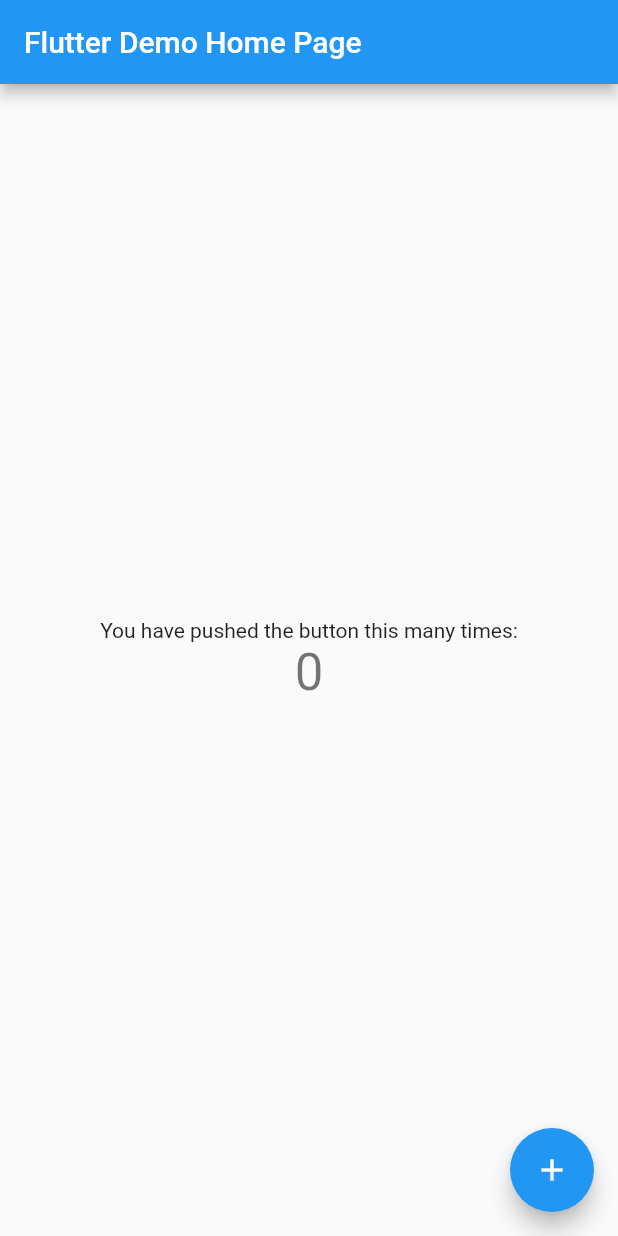
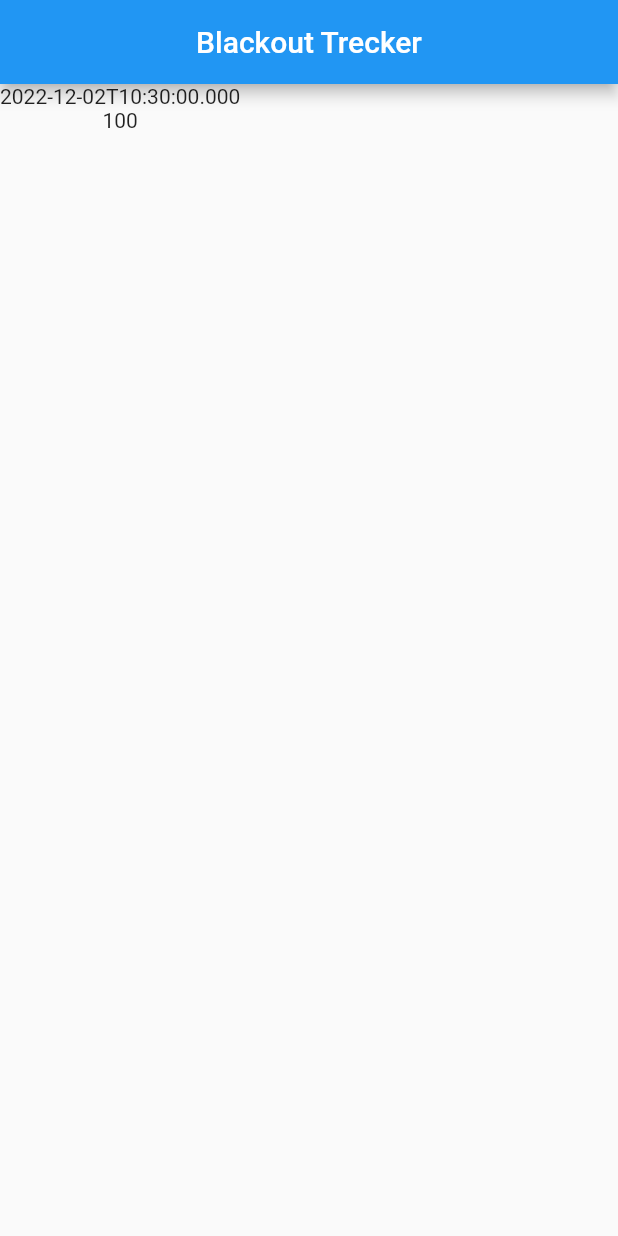
Before and after one commit to Maks-Kyrychok/blackout_tracker, a Flutter app: the screen it shows after launch, on a phone screen of 412 x 824 dp. Run offline on Flutter 3.47's test engine with Material 2 defaults, Android fonts, the phone set to English and light mode, and no system bars; our stand-ins replace battery_plus.

Commit message:
add battery level and time

```diff
--- /dev/null
+++ b/lib/blackout_trecker_screen.dart
@@ -0,0 +1,70 @@
+import 'package:flutter/material.dart';
+import 'package:battery_plus/battery_plus.dart';
+
+class BlackoutTreckerScreen extends StatelessWidget {
+  const BlackoutTreckerScreen({Key? key}) : super(key: key);
+
+  @override
+  Widget build(BuildContext context) {
+    return Scaffold(
+      appBar: AppBar(
+        title: const Text('Blackout Trecker'),
+        centerTitle: true,
+      ),
+      body: Column(children: const [
+        GetDataTimeWidget(),
+        GetBatteryWidget(),
+      ]),
+    );
+  }
+}
+
+class GetDataTimeWidget extends StatefulWidget {
+  const GetDataTimeWidget({Key? key}) : super(key: key);
+
+  @override
+  State<GetDataTimeWidget> createState() => _GetDataTimeWidgetState();
+}
+
+class _GetDataTimeWidgetState extends State<GetDataTimeWidget> {
+  @override
+  void initState() {
+    super.initState();
+  }
+
+  @override
+  Widget build(BuildContext context) {
+    DateTime currentTime = DateTime.now();
+    return Text(currentTime.toIso8601String());
+  }
+}
+
+class GetBatteryWidget extends StatefulWidget {
+  const GetBatteryWidget({super.key});
+
+  @override
+  State<GetBatteryWidget> createState() => _GetBatteryWidgetState();
+}
+
+class _GetBatteryWidgetState extends State<GetBatteryWidget> {
+  var battery = Battery();
+  int percentage = 0;
+
+  @override
+  void initState() {
+    super.initState();
+    getBatteryPerentage();
+  }
+
+  void getBatteryPerentage() async {
+    final level = await battery.batteryLevel;
+    percentage = level;
+
+    setState(() {});
+  }
+
+  @override
+  Widget build(BuildContext context) {
+    return Text('$percentage');
+  }
+}
--- a/lib/main.dart
+++ b/lib/main.dart
@@ -1,115 +1,7 @@
 import 'package:flutter/material.dart';
 
+import 'blackout_trecker_screen.dart';
+
 void main() {
-  runApp(const MyApp());
+  runApp(const MaterialApp(home: BlackoutTreckerScreen()));
 }
-
-class MyApp extends StatelessWidget {
-  const MyApp({Key? key}) : super(key: key);
-
-  // This widget is the root of your application.
-  @override
-  Widget build(BuildContext context) {
-    return MaterialApp(
-      title: 'Flutter Demo',
-      theme: ThemeData(
-        // This is the theme of your application.
-        //
-        // Try running your application with "flutter run". You'll see the
-        // application has a blue toolbar. Then, without quitting the app, try
-        // changing the primarySwatch below to Colors.green and then invoke
-        // "hot reload" (press "r" in the console where you ran "flutter run",
-        // or simply save your changes to "hot reload" in a Flutter IDE).
-        // Notice that the counter didn't reset back to zero; the application
-        // is not restarted.
-        primarySwatch: Colors.blue,
-      ),
-      home: const MyHomePage(title: 'Flutter Demo Home Page'),
-    );
-  }
-}
-
-class MyHomePage extends StatefulWidget {
-  const MyHomePage({Key? key, required this.title}) : super(key: key);
-
-  // This widget is the home page of your application. It is stateful, meaning
-  // that it has a State object (defined below) that contains fields that affect
-  // how it looks.
-
-  // This class is the configuration for the state. It holds the values (in this
-  // case the title) provided by the parent (in this case the App widget) and
-  // used by the build method of the State. Fields in a Widget subclass are
-  // always marked "final".
-
-  final String title;
-
-  @override
-  State<MyHomePage> createState() => _MyHomePageState();
-}
-
-class _MyHomePageState extends State<MyHomePage> {
-  int _counter = 0;
-
-  void _incrementCounter() {
-    setState(() {
-      // This call to setState tells the Flutter framework that something has
-      // changed in this State, which causes it to rerun the build method below
-      // so that the display can reflect the updated values. If we changed
-      // _counter without calling setState(), then the build method would not be
-      // called again, and so nothing would appear to happen.
-      _counter++;
-    });
-  }
-
-  @override
-  Widget build(BuildContext context) {
-    // This method is rerun every time setState is called, for instance as done
-    // by the _incrementCounter method above.
-    //
-    // The Flutter framework has been optimized to make rerunning build methods
-    // fast, so that you can just rebuild anything that needs updating rather
-    // than having to individually change instances of widgets.
-    return Scaffold(
-      appBar: AppBar(
-        // Here we take the value from the MyHomePage object that was created by
-        // the App.build method, and use it to set our appbar title.
-        title: Text(widget.title),
-      ),
-      body: Center(
-        // Center is a layout widget. It takes a single child and positions it
-        // in the middle of the parent.
-        child: Column(
-          // Column is also a layout widget. It takes a list of children and
-          // arranges them vertically. By default, it sizes itself to fit its
-          // children horizontally, and tries to be as tall as its parent.
-          //
-          // Invoke "debug painting" (press "p" in the console, choose the
-          // "Toggle Debug Paint" action from the Flutter Inspector in Android
-          // Studio, or the "Toggle Debug Paint" command in Visual Studio Code)
-          // to see the wireframe for each widget.
-          //
-          // Column has various properties to control how it sizes itself and
-          // how it positions its children. Here we use mainAxisAlignment to
-          // center the children vertically; the main axis here is the vertical
-          // axis because Columns are vertical (the cross axis would be
-          // horizontal).
-          mainAxisAlignment: MainAxisAlignment.center,
-          children: <Widget>[
-            const Text(
-              'You have pushed the button this many times:',
-            ),
-            Text(
-              '$_counter',
-              style: Theme.of(context).textTheme.headline4,
-            ),
-          ],
-        ),
-      ),
-      floatingActionButton: FloatingActionButton(
-        onPressed: _incrementCounter,
-        tooltip: 'Increment',
-        child: const Icon(Icons.add),
-      ), // This trailing comma makes auto-formatting nicer for build methods.
-    );
-  }
-}
--- a/pubspec.yaml
+++ b/pubspec.yaml
@@ -3,7 +3,7 @@
 
 # The following line prevents the package from being accidentally published to
 # pub.dev using `flutter pub publish`. This is preferred for private packages.
-publish_to: 'none' # Remove this line if you wish to publish to pub.dev
+publish_to: "none" # Remove this line if you wish to publish to pub.dev
 
 # The following defines the version and build number for your application.
 # A version number is three numbers separated by dots, like 1.2.43
@@ -30,10 +30,10 @@
   flutter:
     sdk: flutter
 
-
   # The following adds the Cupertino Icons font to your application.
   # Use with the CupertinoIcons class for iOS style icons.
   cupertino_icons: ^1.0.2
+  battery_plus:
 
 dev_dependencies:
   flutter_test:
@@ -51,7 +51,6 @@
 
 # The following section is specific to Flutter packages.
 flutter:
-
   # The following line ensures that the Material Icons font is
   # included with your application, so that you can use the icons in
   # the material Icons class.
```
Also changed, not shown: pubspec.lock, 3 other files.
